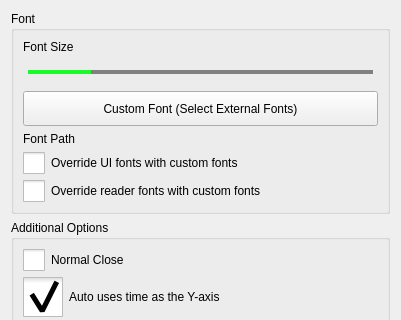
Old version of the form src/dlgpreferences.ui in the repository ic005k/Knot-Legacy; both pictures show x 0 to 401 and y 0 to 320 of the 401 by 623 pixel window.
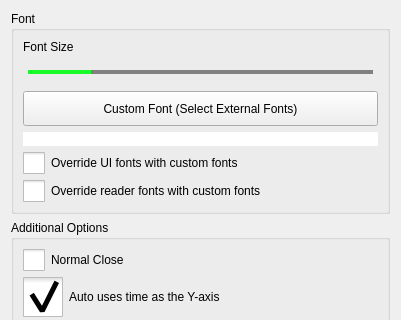
New version of the form. Icons and pictures are not drawn.

The edit to the form file:
```diff
--- a/src/dlgpreferences.ui
+++ b/src/dlgpreferences.ui
@@ -104,12 +104,12 @@
        </widget>
       </item>
       <item>
-       <widget class="QLabel" name="lblCustomFont">
-        <property name="text">
-         <string>Font Path</string>
+       <widget class="QLabel" name="lblFontPath">
+        <property name="styleSheet">
+         <string notr="true">background-color: rgb(255, 255, 255);</string>
         </property>
-        <property name="wordWrap">
-         <bool>true</bool>
+        <property name="text">
+         <string/>
         </property>
        </widget>
       </item>
```
Left out of the diff: 2 changed lines with no effect on the pictures.
